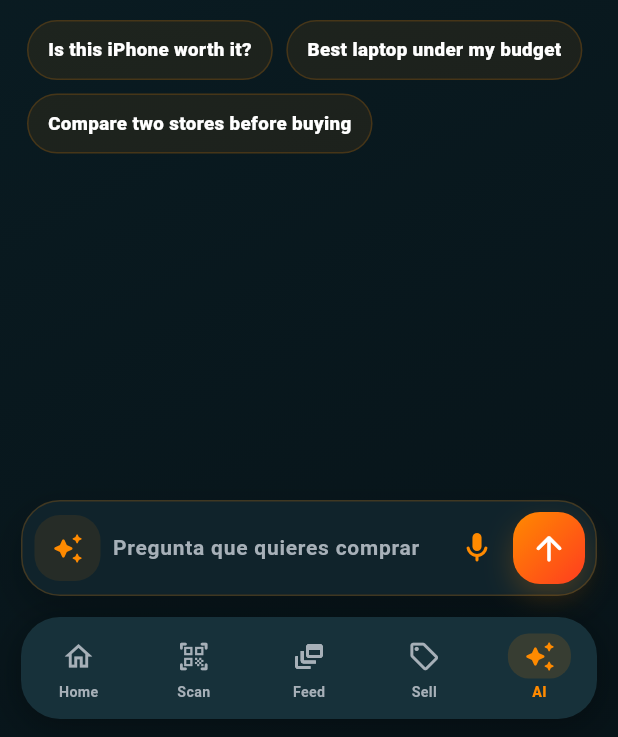
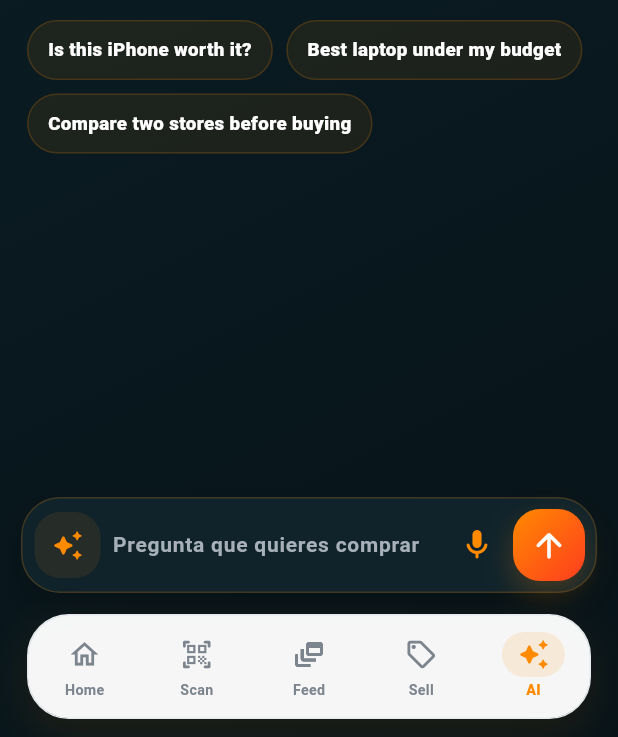
Before and after one commit to saidouabid3-crypto/ofertix-app, a Flutter app: the screen it shows after launch, item 5 of the bottom bar chosen, on a phone screen of 412 x 824 dp, the part 499-1236 px from its top. Run offline on Flutter 3.47's test engine with Material 3 defaults, Android fonts, the phone set to English and light mode, and no system bars; our stand-ins replace cached_network_image, cloud_firestore, easy_localization, firebase_auth, firebase_core, firebase_messaging and 11 more; missing offline and left inert: mobile_scanner; accounts and stored records are empty; network calls fail.

Commit message:
Match bottom nav to Home design

```diff
--- a/lib/widgets/bottom_nav.dart
+++ b/lib/widgets/bottom_nav.dart
@@ -34,25 +34,25 @@ class BottomNav extends StatelessWidget {
 
   @override
   Widget build(BuildContext context) {
-    final isDark = Theme.of(context).brightness == Brightness.dark;
-    final pillBg = isDark ? AppColors.card2 : Colors.white;
-    final shadowColor = isDark
-        ? Colors.black.withValues(alpha: 0.35)
-        : Colors.black.withValues(alpha: 0.10);
-
     return SafeArea(
       top: false,
       child: Padding(
-        padding: const EdgeInsets.fromLTRB(14, 0, 14, 12),
+        padding: const EdgeInsets.fromLTRB(18, 0, 18, 12),
         child: Container(
-          height: 68,
+          height: 70,
           decoration: BoxDecoration(
-            color: pillBg,
-            borderRadius: BorderRadius.circular(26),
+            color: Colors.white.withValues(alpha: 0.96),
+            borderRadius: BorderRadius.circular(28),
+            border: Border.all(color: const Color(0xFFE6EAEE)),
             boxShadow: [
               BoxShadow(
-                color: shadowColor,
-                blurRadius: 20,
+                color: AppColors.orange.withValues(alpha: 0.10),
+                blurRadius: 24,
+                offset: const Offset(0, 10),
+              ),
+              BoxShadow(
+                color: Colors.black.withValues(alpha: 0.06),
+                blurRadius: 18,
                 offset: const Offset(0, 4),
               ),
             ],
@@ -75,16 +75,14 @@ class BottomNav extends StatelessWidget {
                         ),
                         decoration: BoxDecoration(
                           color: selected
-                              ? AppColors.orange.withValues(alpha: 0.14)
+                              ? AppColors.orange.withValues(alpha: 0.12)
                               : Colors.transparent,
-                          borderRadius: BorderRadius.circular(14),
+                          borderRadius: BorderRadius.circular(18),
                         ),
                         child: Icon(
                           selected ? _activeIcons[i] : _icons[i],
                           color: selected
                               ? AppColors.orange
-                              : isDark
-                              ? AppColors.gray
                               : const Color(0xFF7C848E),
                           size: 22,
                         ),
@@ -97,8 +95,6 @@ class BottomNav extends StatelessWidget {
                         style: TextStyle(
                           color: selected
                               ? AppColors.orange
-                              : isDark
-                              ? AppColors.gray
                               : const Color(0xFF7C848E),
                           fontSize: 9.5,
                           fontWeight: selected
```
